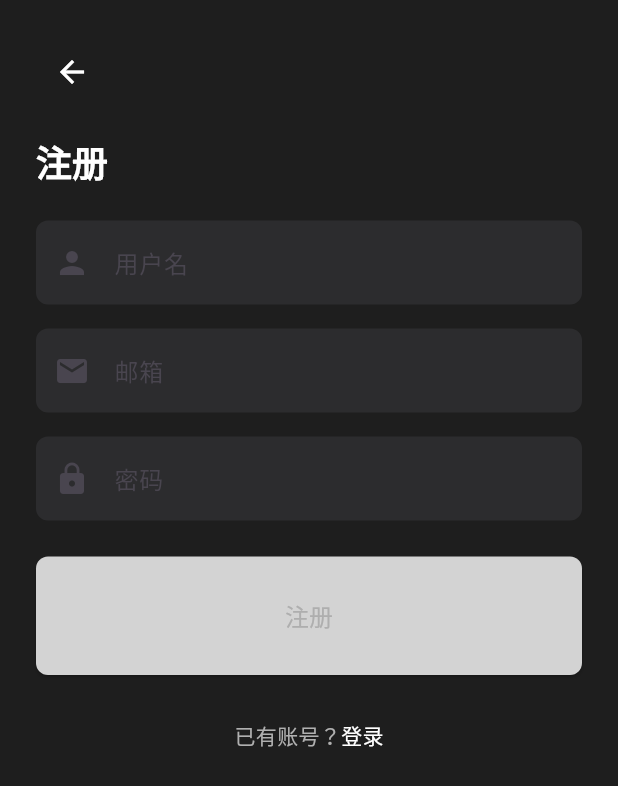
After one commit to eternalcoder12/travel_joy, a Flutter app: the RegisterScreen screen opened by its route, on a phone screen of 412 x 824 dp. The commit adds this screen. Shown: the top 786 px of the screen. Run offline on Flutter 3.47's test engine with Material 3 defaults, Android fonts, the phone set to English and light mode, and no system bars.

Commit message:
添加登录、注册和忘记密码页面

```diff
--- /dev/null
+++ b/lib/screens/auth/register_screen.dart
@@ -0,0 +1,131 @@
+import 'package:flutter/material.dart';
+import '../../app_theme.dart';
+
+class RegisterScreen extends StatefulWidget {
+  const RegisterScreen({Key? key}) : super(key: key);
+
+  @override
+  _RegisterScreenState createState() => _RegisterScreenState();
+}
+
+class _RegisterScreenState extends State<RegisterScreen> {
+  final TextEditingController _usernameController = TextEditingController();
+  final TextEditingController _emailController = TextEditingController();
+  final TextEditingController _passwordController = TextEditingController();
+
+  @override
+  void dispose() {
+    _usernameController.dispose();
+    _emailController.dispose();
+    _passwordController.dispose();
+    super.dispose();
+  }
+
+  void _register() {
+    print('注册尝试: ${_emailController.text}');
+    // 这里只打印日志，模拟注册逻辑
+  }
+
+  @override
+  Widget build(BuildContext context) {
+    return Scaffold(
+      backgroundColor: AppTheme.backgroundColor,
+      body: SafeArea(
+        child: SingleChildScrollView(
+          child: Padding(
+            padding: const EdgeInsets.all(24.0),
+            child: Column(
+              crossAxisAlignment: CrossAxisAlignment.start,
+              children: [
+                // 顶部返回按钮
+                IconButton(
+                  icon: Icon(Icons.arrow_back, color: AppTheme.iconColor),
+                  onPressed: () {
+                    Navigator.pop(context);
+                  },
+                ),
+                const SizedBox(height: 20),
+                // 标题
+                Text('注册', style: Theme.of(context).textTheme.headlineMedium),
+                const SizedBox(height: 24.0),
+                // 用户名输入框
+                TextField(
+                  controller: _usernameController,
+                  decoration: const InputDecoration(
+                    labelText: '用户名',
+                    hintText: '请输入您的用户名',
+                    prefixIcon: Icon(Icons.person),
+                  ),
+                  style: TextStyle(color: AppTheme.primaryTextColor),
+                ),
+                const SizedBox(height: 16.0),
+                // 邮箱输入框
+                TextField(
+                  controller: _emailController,
+                  decoration: const InputDecoration(
+                    labelText: '邮箱',
+                    hintText: '请输入您的邮箱',
+                    prefixIcon: Icon(Icons.email),
+                  ),
+                  keyboardType: TextInputType.emailAddress,
+                  style: TextStyle(color: AppTheme.primaryTextColor),
+                ),
+                const SizedBox(height: 16.0),
+                // 密码输入框
+                TextField(
+                  controller: _passwordController,
+                  decoration: const InputDecoration(
+                    labelText: '密码',
+                    hintText: '请输入您的密码',
+                    prefixIcon: Icon(Icons.lock),
+                  ),
+                  obscureText: true,
+                  style: TextStyle(color: AppTheme.primaryTextColor),
+                ),
+                const SizedBox(height: 24.0),
+                // 注册按钮
+                SizedBox(
+                  width: double.infinity,
+                  child: ElevatedButton(
+                    onPressed: _register,
+                    child: const Padding(
+                      padding: EdgeInsets.symmetric(vertical: 16.0),
+                      child: Text('注册'),
+                    ),
+                  ),
+                ),
+                const SizedBox(height: 16.0),
+                // 登录链接
+                Align(
+                  alignment: Alignment.center,
+                  child: TextButton(
+                    onPressed: () {
+                      Navigator.pushNamed(context, '/login');
+                    },
+                    child: RichText(
+                      text: TextSpan(
+                        style: Theme.of(context).textTheme.bodyMedium,
+                        children: [
+                          TextSpan(
+                            text: '已有账号？',
+                            style: TextStyle(
+                              color: AppTheme.secondaryTextColor,
+                            ),
+                          ),
+                          TextSpan(
+                            text: '登录',
+                            style: TextStyle(color: AppTheme.primaryTextColor),
+                          ),
+                        ],
+                      ),
+                    ),
+                  ),
+                ),
+              ],
+            ),
+          ),
+        ),
+      ),
+    );
+  }
+}
```
Also changed, not shown: lib/main.dart (+10 -1 lines), lib/screens/auth/forgot_password_screen.dart (added, +97 -0 lines), lib/screens/auth/login_screen.dart (added, +131 -0 lines), lib/screens/home/home_screen.dart (added, +114 -0 lines), lib/screens/onboarding/onboarding_screen.dart (+22 -2 lines).
